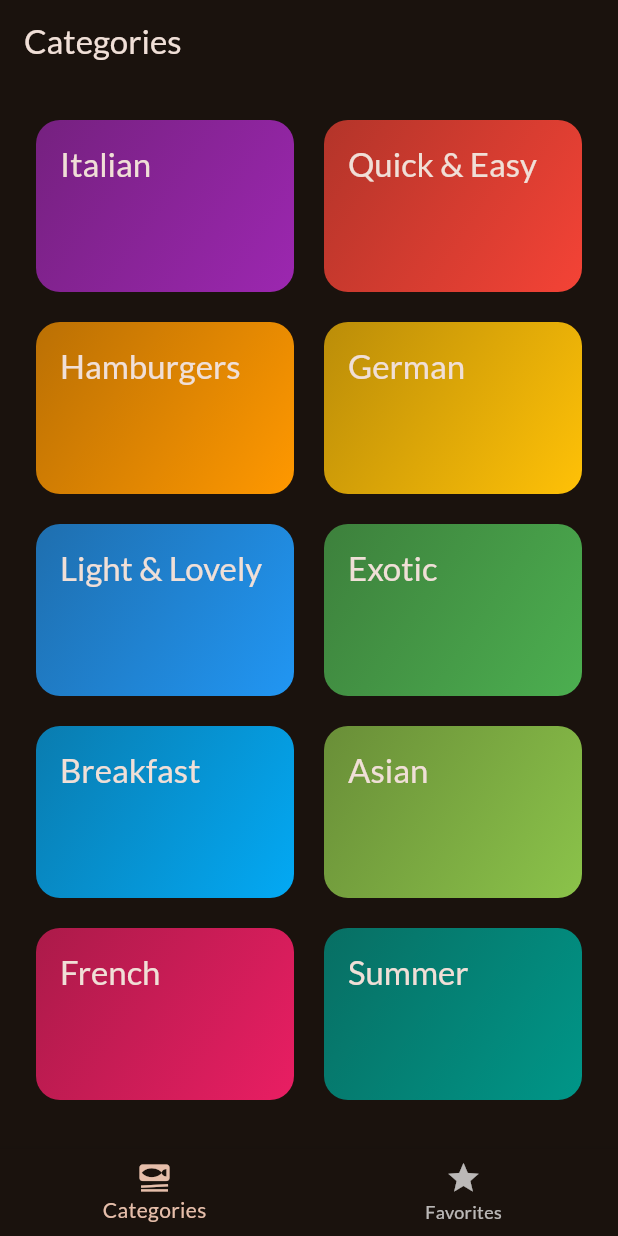
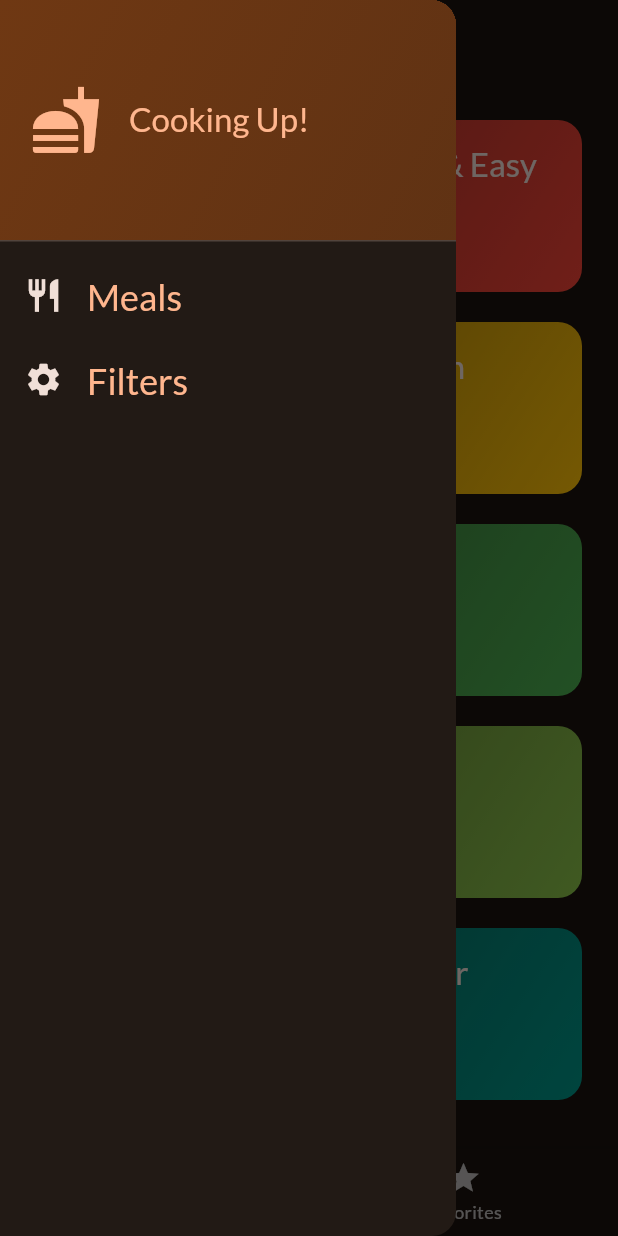
Before and after one commit to hwebz/learn-flutter, a Flutter app: the screen it shows after launch, with the side drawer open (before the commit the screen has no drawer), on a phone screen of 412 x 824 dp. Run offline on Flutter 3.47's test engine with Material 3 defaults, Android fonts, the phone set to English and light mode, and no system bars; our stand-ins replace animated_bottom_navigation_bar, camera, flutter_font_icons, get, google_fonts, ionicons and 3 more.

Commit message:
Adding a Side Drawer

```diff
--- a/meals_app/lib/screens/tabs.dart
+++ b/meals_app/lib/screens/tabs.dart
@@ -2,6 +2,7 @@ import 'package:flutter/material.dart';
 import 'package:meals_app/models/meal.dart';
 import 'package:meals_app/screens/categories.dart';
 import 'package:meals_app/screens/meals.dart';
+import 'package:meals_app/widgets/main_drawer.dart';
 
 class TabsScreen extends StatefulWidget {
   const TabsScreen({super.key});
@@ -51,6 +52,7 @@ class _TabsScreenState extends State<TabsScreen> {
     }
     return Scaffold(
       appBar: AppBar(title: Text(activePageTitle), centerTitle: false),
+      drawer: const MainDrawer(),
       body: activePage,
       bottomNavigationBar: BottomNavigationBar(
           onTap: _selectPage,
--- /dev/null
+++ b/meals_app/lib/widgets/main_drawer.dart
@@ -0,0 +1,51 @@
+import 'package:flutter/material.dart';
+
+class MainDrawer extends StatelessWidget {
+  const MainDrawer({super.key});
+
+  @override
+  Widget build(BuildContext context) {
+    return Drawer(
+      child: Column(
+        children: [
+          DrawerHeader(
+            padding: const EdgeInsets.all(20),
+            decoration: BoxDecoration(
+                gradient: LinearGradient(colors: [
+              Theme.of(context).colorScheme.primaryContainer,
+              Theme.of(context).colorScheme.primaryContainer.withOpacity(0.8)
+            ], begin: Alignment.topLeft, end: Alignment.bottomRight)),
+            child: Row(
+              children: [
+                Icon(Icons.fastfood,
+                    size: 48, color: Theme.of(context).colorScheme.primary),
+                const SizedBox(width: 18),
+                Text("Cooking Up!",
+                    style: Theme.of(context)
+                        .textTheme
+                        .titleLarge!
+                        .copyWith(color: Theme.of(context).colorScheme.primary))
+              ],
+            ),
+          ),
+          ListTile(
+              leading: Icon(Icons.restaurant,
+                  size: 26, color: Theme.of(context).colorScheme.onBackground),
+              title: Text("Meals",
+                  style: Theme.of(context).textTheme.titleLarge!.copyWith(
+                      color: Theme.of(context).colorScheme.primary,
+                      fontSize: 24)),
+              onTap: () {}),
+          ListTile(
+              leading: Icon(Icons.settings,
+                  size: 26, color: Theme.of(context).colorScheme.onBackground),
+              title: Text("Filters",
+                  style: Theme.of(context).textTheme.titleLarge!.copyWith(
+                      color: Theme.of(context).colorScheme.primary,
+                      fontSize: 24)),
+              onTap: () {})
+        ],
+      ),
+    );
+  }
+}
```
